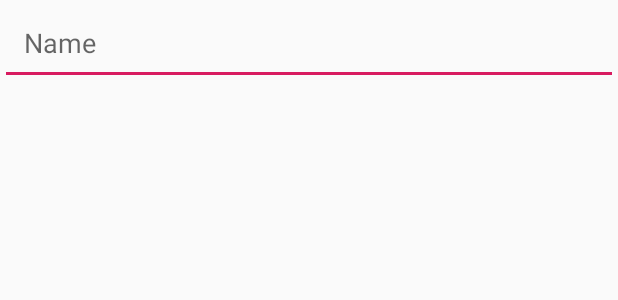
After one commit to Omar4518/Pharma, an Android app: the layout activity_verify_phone_number.xml on its own in the app's theme, with its tools: preview values and no code run, on a phone screen of 412 x 824 dp. The commit adds this screen. Shown: the top 300 px of the screen. Run offline under Robolectric (Android 15) with nearby library versions, the phone set to English and light mode, and no system bars.

Commit message:
firebase register

```diff
--- a/app/src/main/java/com/example/pharma_user/MainActivity.java
+++ b/app/src/main/java/com/example/pharma_user/MainActivity.java
@@ -87,7 +87,6 @@ public class MainActivity extends AppCompatActivity {
             @Override
             public void onClick(View v) {
                 sendData();
-
             }
         });
     }
--- /dev/null
+++ b/app/src/main/res/layout/activity_verify_phone_number.xml
@@ -0,0 +1,20 @@
+<?xml version="1.0" encoding="utf-8"?>
+<RelativeLayout xmlns:android="http://schemas.android.com/apk/res/android"
+    xmlns:app="http://schemas.android.com/apk/res-auto"
+    xmlns:tools="http://schemas.android.com/tools"
+    android:layout_width="match_parent"
+    android:layout_height="match_parent"
+    tools:context=".VerifyPhoneNumber"
+    android:orientation="vertical">
+    <EditText
+        android:id="@+id/text_view_name_register"
+        android:layout_width="match_parent"
+        android:layout_height="wrap_content"
+        android:hint="@string/edit_text_name_register_hint"
+        android:padding="16dp"
+        android:inputType="number"
+        />
+
+
+
+</RelativeLayout>
```
Also changed, not shown: app/src/main/AndroidManifest.xml (+10 -6 lines), app/src/main/java/com/example/pharma_user/LoginActivity.java (+5 -5 lines), app/src/main/java/com/example/pharma_user/UserHelper.java (added, +56 -0 lines), app/src/main/java/com/example/pharma_user/VerifyPhoneNumber.java (added, +21 -0 lines), app/src/main/java/com/example/pharma_user/registerActivity.java (+54 -24 lines), app/src/main/res/layout/activity_login.xml (+6 -5 lines), app/src/main/res/layout/activity_register.xml (+4 -4 lines), app/src/main/res/values/strings.xml (+7 -1 lines), 1 other file.
